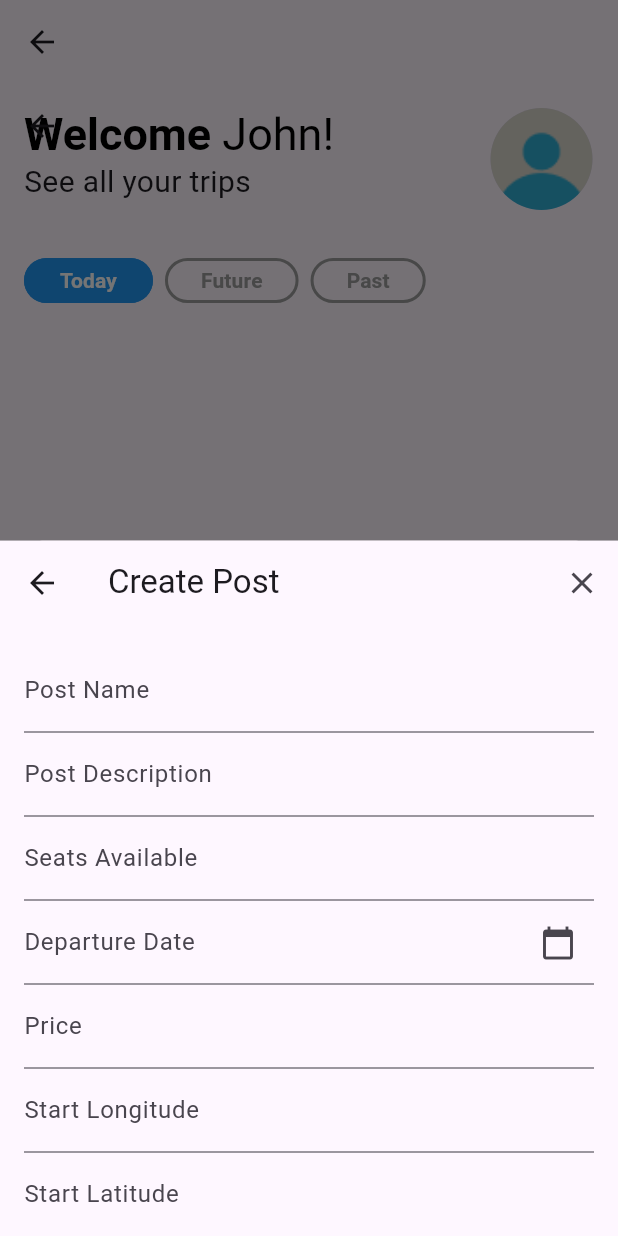
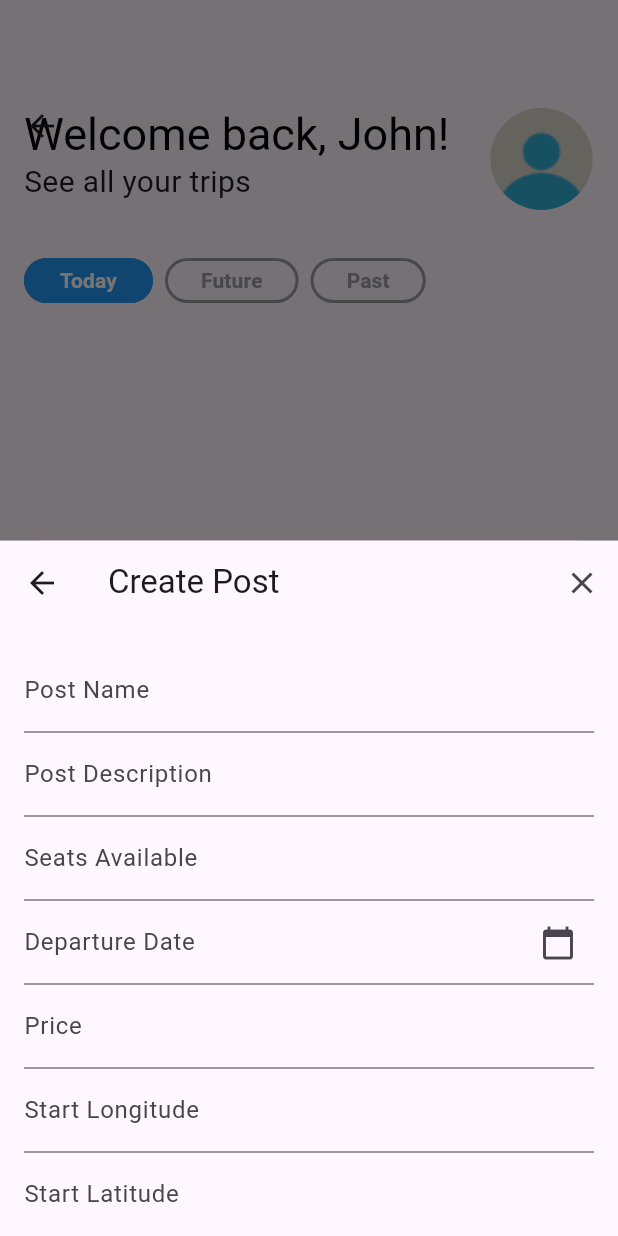
Before and after one commit to Go-Ride-Share/mobile-client, a Flutter app: the HomePage screen opened by its route, item 2 of the bottom bar chosen, on a phone screen of 412 x 824 dp. Run offline on Flutter 3.47's test engine with Material 3 defaults, Android fonts, the phone set to English and light mode, and no system bars; our stand-ins replace image_picker, shared_preferences; accounts and stored records are empty; network calls fail.

Commit message:
remove navigator back button bug on homepage

```diff
--- a/lib/pages/home_page.dart
+++ b/lib/pages/home_page.dart
@@ -37,7 +37,9 @@ class _HomePageState extends State<HomePage> {
   @override
   Widget build(BuildContext context) {
     return Scaffold(
-      appBar: AppBar(),
+      appBar: AppBar(
+        automaticallyImplyLeading: false,
+      ),
       body: _pages[_currentIndex],
       bottomNavigationBar: BottomNavigationBar(
         currentIndex: _currentIndex,
--- a/lib/pages/profile_page.dart
+++ b/lib/pages/profile_page.dart
@@ -179,8 +179,7 @@ class WelcomeHeader extends StatelessWidget {
         text: const TextSpan(
           children: [
             TextSpan(
-              text: 'Welcome ',
-              style: TextStyle(fontWeight: FontWeight.bold),
+              text: 'Welcome back, '
             ),
             TextSpan(
               text: 'John!',
```
